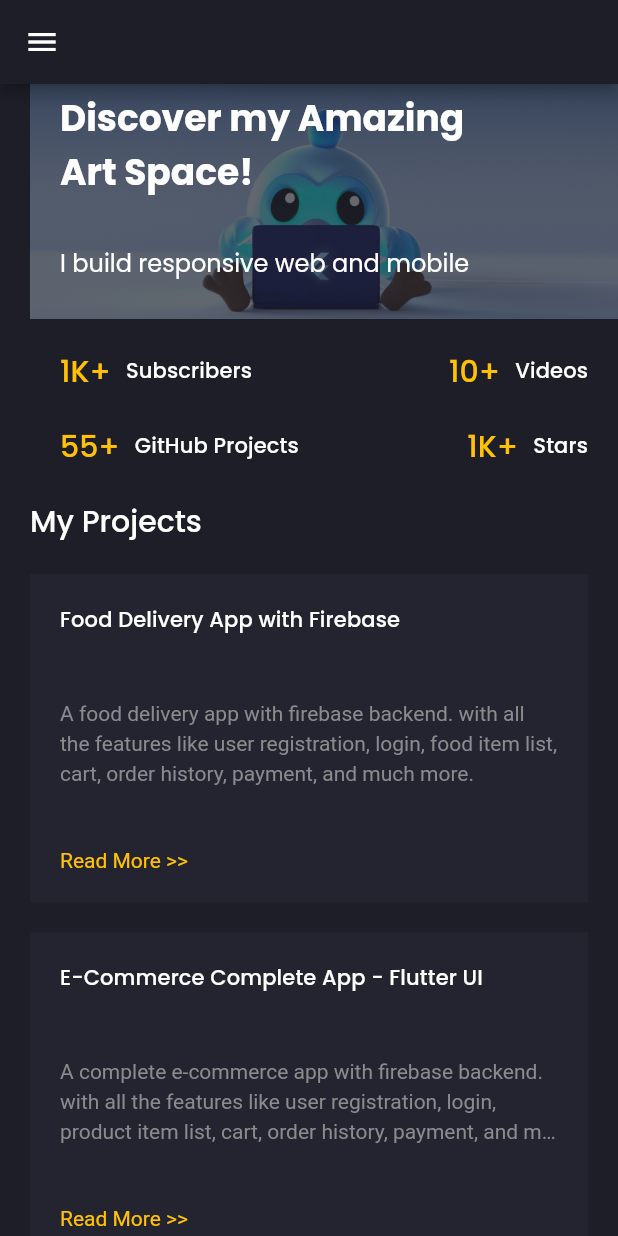
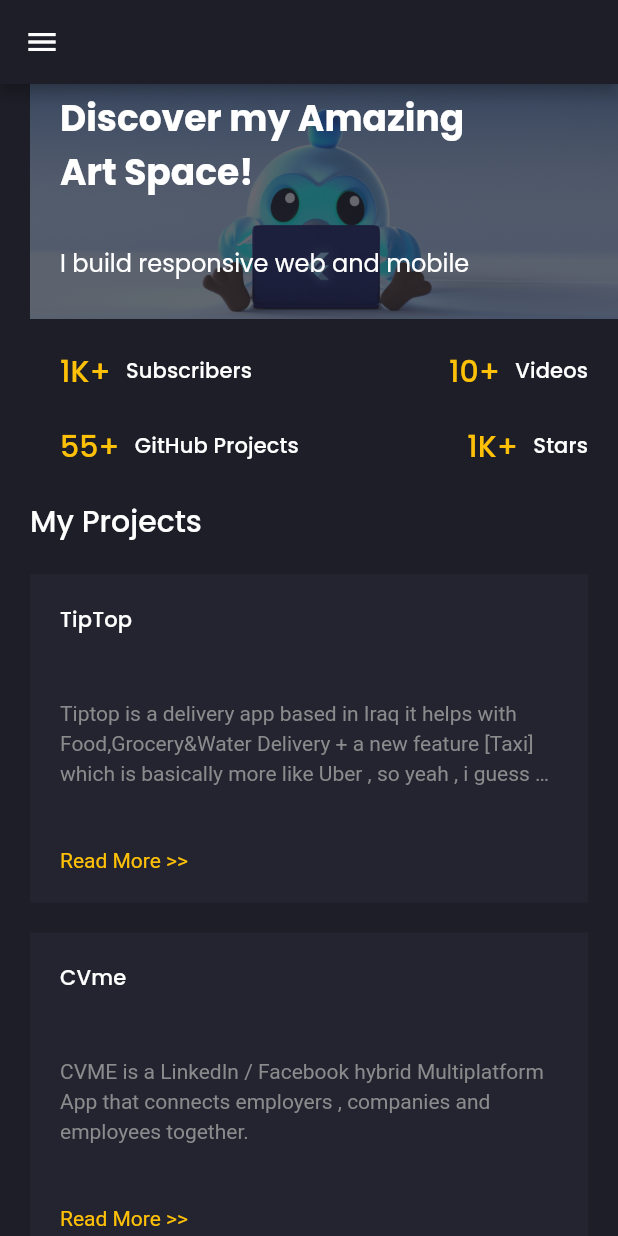
Before and after one commit to MeYo0o/Moaz-Dev-Portfolio, a Flutter app: the screen it shows after launch, on a phone screen of 412 x 824 dp. Run offline on Flutter 3.47's test engine with Material 2 defaults, Android fonts, the phone set to English and light mode, and no system bars; drawn by our look-alikes of animated_text_kit; our stand-ins replace firebase_core, flutter_svg, get, google_fonts, url_strategy; accounts and stored records are empty.

Commit message:
add: latest projects.

```diff
--- a/lib/core/projects.dart
+++ b/lib/core/projects.dart
@@ -3,14 +3,34 @@ import '../models/Project.dart';
 
 List<Project> kProjects = [
   Project(
-    title: "Food Delivery App with Firebase",
+    title: "TipTop",
+    description:
+        "Tiptop is a delivery app based in Iraq it helps with Food,Grocery&Water Delivery + a new feature [Taxi] which is basically more like Uber , so yeah , i guess we deliver people now also.",
+    url:
+        'https://apps.apple.com/tr/app/tiptop-%D8%AA%D9%8A%D8%A8-%D8%AA%D9%88%D8%A8/id1538884916',
+  ),
+  Project(
+    title: "CVme",
+    description:
+        "CVME is a LinkedIn / Facebook hybrid Multiplatform App that connects employers , companies and employees together.",
+    url: 'https://github.com/MeYo0o/cvme-production-screenshots/',
+  ),
+  Project(
+    title: "All Academy",
+    description:
+        "All Academy is a courses app that connects between Instructors & Students , mostly like Udemy.",
+    url: 'https://github.com/MeYo0o/allAcademy-production-screenshots',
+  ),
+  Project(
+    title: "Foody",
     description:
         "A food delivery app with firebase backend. with all the features like user registration, login, food item list, cart, order history, payment, and much more.",
     url: 'https://github.com/MeYo0o/foody/',
   ),
   Project(
     title: "E-Commerce Complete App - Flutter UI",
-    description: "A complete e-commerce app with firebase backend. with all the "
+    description:
+        "A complete e-commerce app with firebase backend. with all the "
         "features like user "
         "registration, login, product item list, cart, order history, "
         "payment, and much more.",
@@ -41,7 +61,8 @@ List<Project> kProjects = [
   ),
   Project(
     title: "Shop App",
-    description: "This Shop App is a connection between multiple vendors and clients.",
+    description:
+        "This Shop App is a connection between multiple vendors and clients.",
     url: 'https://github.com/MeYo0o/shop_app',
   ),
   Project(
```
